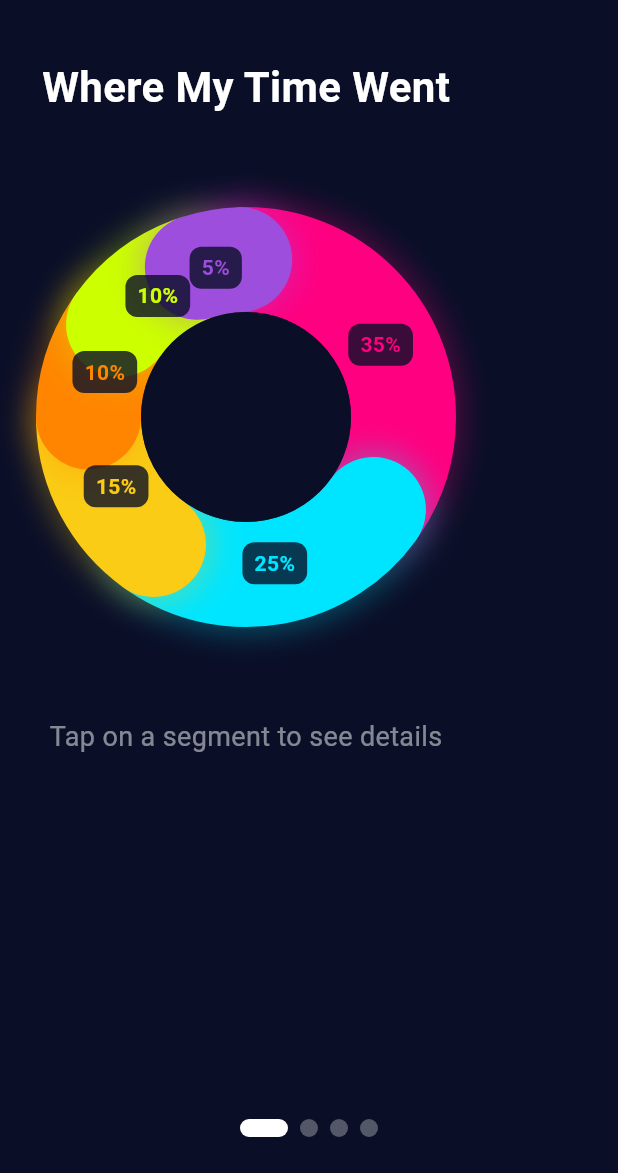
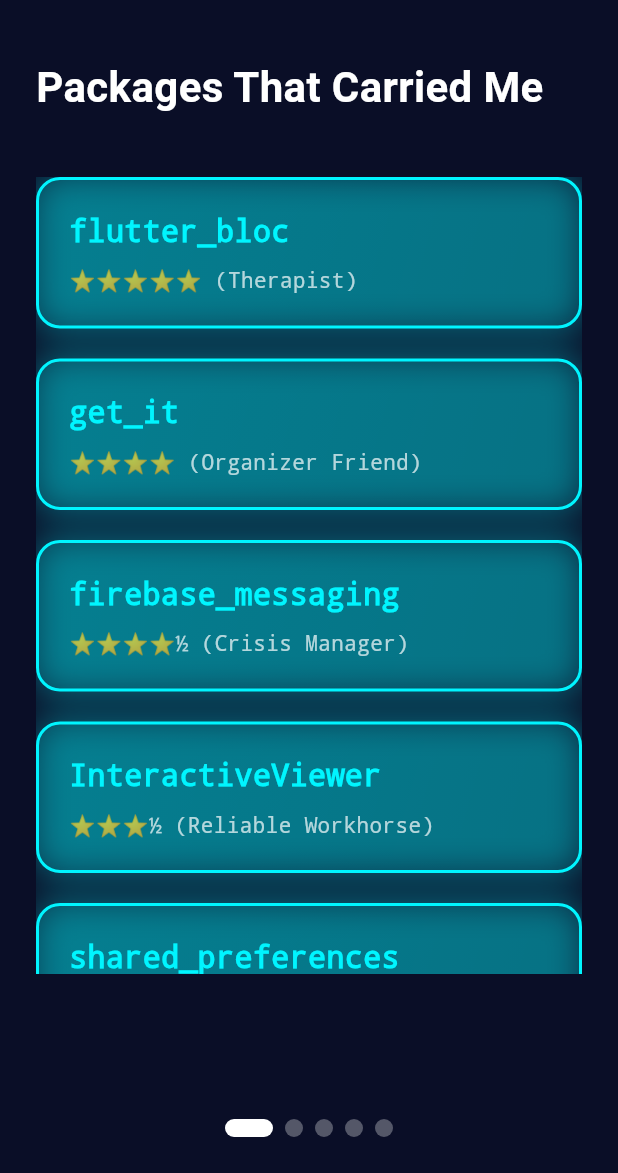
Before and after one commit to singhalisha829/my_year, a Flutter app: the screen it shows after launch, on a phone screen of 412 x 824 dp, the part 63-1236 px from its top. Run offline on Flutter 3.47's test engine with Material 3 defaults, Android fonts, the phone set to English and light mode, and no system bars; our stand-ins replace get_it, shared_preferences; Roboto replaces fonts that are missing (IBMPlexSans).

Commit message:
chore(ui): packages that carried me

```diff
--- a/lib/features/presentation/home_screen.dart
+++ b/lib/features/presentation/home_screen.dart
@@ -8,6 +8,7 @@ import '../../core/theme/theme_service.dart';
 import '../widgets/built_vs_broke_me.dart';
 import '../widgets/error_driven_timeline.dart';
 import '../widgets/my_year_in_widgets.dart';
+import '../widgets/packages_that_carried_me.dart';
 import '../widgets/where_my_time_went.dart';
 
 class YearInWidgetsCarousel extends StatefulWidget {
@@ -22,6 +23,7 @@ class _YearInWidgetsCarouselState extends State<YearInWidgetsCarousel> {
   int _currentPage = 0;
 
   final List<Widget> _pages = [
+    const PackagesThatCarriedMeScreen(),
     const TimeSpentWhereScreen(),
     const BuiltVsBrokeMeScreen(),
     const ErrorDrivenTimelineCardsPage(),
--- /dev/null
+++ b/lib/features/widgets/packages_that_carried_me.dart
@@ -0,0 +1,458 @@
+import 'package:flutter/material.dart';
+import 'package:get_it/get_it.dart';
+
+import '../../core/theme/theme_service.dart';
+
+class PackagesThatCarriedMeScreen extends StatefulWidget {
+  const PackagesThatCarriedMeScreen({super.key});
+
+  @override
+  State<PackagesThatCarriedMeScreen> createState() =>
+      _PackagesThatCarriedMeScreenState();
+}
+
+class _PackagesThatCarriedMeScreenState
+    extends State<PackagesThatCarriedMeScreen> with TickerProviderStateMixin {
+  late List<AnimationController> _controllers;
+  late List<Animation<double>> _fadeAnimations;
+  late List<Animation<Offset>> _slideAnimations;
+
+  final List<PackageData> packages = [
+    PackageData(
+        name: 'flutter_bloc',
+        description: '⭐⭐⭐⭐⭐ (Therapist)',
+        caption: 'At least state made sense.',
+        content: [
+          'Held complex flows together',
+          'Made chaos debuggable',
+          'Gave structure when everything else was on fire'
+        ],
+        awards: [
+          '🧠 Backbone of the Year',
+          '🏋️ Most Responsibility Taken'
+        ]
+    ),
+    PackageData(
+        name: 'get_it',
+        description: '⭐⭐⭐⭐ (Organizer Friend)',
+        caption: 'Just register it once. Breathe.',
+        content: [
+          'Saved you from constructor hell',
+          'Reduced mental overload',
+          'Made large apps navigable'
+        ],
+        awards: [
+          '🧩 Sanity Saver',
+          '🧹 Least Talked About, Most Needed'
+        ]
+    ),
+    PackageData(
+        name: 'firebase_messaging',
+        description: '⭐⭐⭐⭐½ (Crisis Manager)',
+        caption: 'Something broke, but I know where.',
+        content: [
+          'Managed notification chaos',
+          'Bridged background, foreground, and terminated states',
+          "Took the blame for things that weren't always its fault"
+        ],
+        awards: [
+          '🔔 Most Blamed Package',
+          '🔥 Survived All App States'
+        ]
+    ),
+    PackageData(
+        name: 'InteractiveViewer',
+        description: '⭐⭐⭐½ (Reliable Workhorse)',
+        caption: "I zoom. I pan. I don't complain.",
+    content: [
+    'Powered my custom drawing system',
+        'Enabled desktop + mobile interactions',
+        'Quietly supported complex gestures'
+        ],
+        awards: [
+          '🔍 Did More Than It Advertised',
+          '🧱 Foundation of Interactions'
+        ]
+    ),
+    PackageData(
+        name: 'shared_preferences',
+        description: '⭐⭐⭐ (Quiet Supporter)',
+        caption: 'At least something remembered me.',
+        content: [
+          'Theme persistence',
+          'Text scale memory',
+          'Small but user-facing wins'
+        ],
+        awards: [
+          '🧠 Short-Term Memory Hero'
+        ]
+    ),
+    PackageData(
+        name: 'fpdart',
+        description: '⭐⭐⭐⭐½ (Life Coach)',
+        caption: 'Handle the failure. On purpose.',
+        content: [
+          'Clear success vs failure flows',
+          'Safer async handling',
+          'Cleaner domain logic',
+          'Fewer "this should never be null" lies'
+        ],
+        awards: [
+          '🧠 Most Mature Package',
+          '🛡️ Emotional Stability Award'
+        ]
+    ),
+    PackageData(
+        name: 'intl',
+        description: '⭐⭐⭐½ (Culture Translator)',
+        caption: 'Dates, numbers, and languages are hard. I help.',
+        content: [
+          'Prevented hardcoded strings',
+          'Avoided format-related UI breaks',
+          'Made localization feel intentional, not bolted on'
+        ],
+        awards: [
+          '🌐 Made the App World-Ready',
+          '📅 Date Formatting Therapist'
+        ]
+    ),
+    PackageData(
+        name: 'equatable',
+        description: '⭐⭐⭐⭐ (Conflict Resolver)',
+        caption: 'No, these two states are not different.',
+        content: [
+          'Prevented unnecessary rebuilds',
+          'Made state equality explicit',
+          'Reduced "why did this rebuild?" debugging',
+          'Kept Bloc predictable under pressure'
+        ],
+        awards: [
+          '⚖️ Most Quietly Essential',
+          '🔁 Rebuild Prevention Unit'
+        ]
+    ),
+  ];
+
+  @override
+  void initState() {
+    super.initState();
+    _controllers = List.generate(
+      packages.length,
+          (index) => AnimationController(
+        duration: const Duration(milliseconds: 600),
+        vsync: this,
+      ),
+    );
+
+    _fadeAnimations = _controllers
+        .map((controller) => Tween<double>(begin: 0.0, end: 1.0).animate(
+      CurvedAnimation(parent: controller, curve: Curves.easeOut),
+    ))
+        .toList();
+
+    _slideAnimations = _controllers
+        .map((controller) => Tween<Offset>(
+      begin: const Offset(-0.5, 0),
+      end: Offset.zero,
+    ).animate(
+      CurvedAnimation(parent: controller, curve: Curves.easeOutCubic),
+    ))
+        .toList();
+
+    _startAnimations();
+  }
+
+  void _startAnimations() async {
+    for (int i = 0; i < _controllers.length; i++) {
+      await Future.delayed(Duration(milliseconds: 150 * i));
+      if (mounted) {
+        _controllers[i].forward();
+      }
+    }
+  }
+
+  @override
+  void dispose() {
+    for (var controller in _controllers) {
+      controller.dispose();
+    }
+    super.dispose();
+  }
+
+  void _showPackageDetails(PackageData package) {
+    showDialog(
+      context: context,
+      builder: (BuildContext context) {
+        return Dialog(
+          backgroundColor: Colors.transparent,
+          child: Container(
+            constraints: const BoxConstraints(maxWidth: 500),
+            padding: const EdgeInsets.all(24),
+            decoration: BoxDecoration(
+              gradient: LinearGradient(
+                colors: [
+                  const Color(0xFF1a1a2e),
+                  const Color(0xFF16213e),
+                ],
+                begin: Alignment.topLeft,
+                end: Alignment.bottomRight,
+              ),
+              borderRadius: BorderRadius.circular(20),
+              border: Border.all(
+                width: 2,
+                color: const Color(0xFF00F5FF),
+              ),
+              boxShadow: [
+                BoxShadow(
+                  color: const Color(0xFF00F5FF).withOpacity(0.5),
+                  blurRadius: 30,
+                  spreadRadius: 5,
+                ),
+              ],
+            ),
+            child: SingleChildScrollView(
+              child: Column(
+                mainAxisSize: MainAxisSize.min,
+                crossAxisAlignment: CrossAxisAlignment.start,
+                children: [
+                  Row(
+                    mainAxisAlignment: MainAxisAlignment.spaceBetween,
+                    children: [
+                      Expanded(
+                        child: Text(
+                          package.name,
+                          style: const TextStyle(
+                            color: Color(0xFF00F5FF),
+                            fontSize: 24,
+                            fontWeight: FontWeight.bold,
+                            fontFamily: 'monospace',
+                          ),
+                        ),
+                      ),
+                      IconButton(
+                        icon: const Icon(Icons.close, color: Colors.white70),
+                        onPressed: () => Navigator.of(context).pop(),
+                      ),
+                    ],
+                  ),
+                  const SizedBox(height: 8),
+                  Text(
+                    package.description,
+                    style: TextStyle(
+                      color: Colors.white.withOpacity(0.8),
+                      fontSize: 16,
+                      fontFamily: 'monospace',
+                    ),
+                  ),
+                  const SizedBox(height: 16),
+                  Container(
+                    padding: const EdgeInsets.all(12),
+                    decoration: BoxDecoration(
+                      color: const Color(0xFF00F5FF).withOpacity(0.1),
+                      borderRadius: BorderRadius.circular(8),
+                      border: Border.all(
+                        color: const Color(0xFF00F5FF).withOpacity(0.3),
+                      ),
+                    ),
+                    child: Text(
+                      '"${package.caption}"',
+                      style: const TextStyle(
+                        color: Colors.white,
+                        fontSize: 14,
+                        fontStyle: FontStyle.italic,
+                      ),
+                    ),
+                  ),
+                  const SizedBox(height: 20),
+                  const Text(
+                    'What it did:',
+                    style: TextStyle(
+                      color: Color(0xFF00F5FF),
+                      fontSize: 18,
+                      fontWeight: FontWeight.bold,
+                    ),
+                  ),
+                  const SizedBox(height: 12),
+                  ...package.content.map((item) => Padding(
+                    padding: const EdgeInsets.only(bottom: 8),
+                    child: Row(
+                      crossAxisAlignment: CrossAxisAlignment.start,
+                      children: [
+                        const Text(
+                          '• ',
+                          style: TextStyle(
+                            color: Color(0xFF00F5FF),
+                            fontSize: 16,
+                          ),
+                        ),
+                        Expanded(
+                          child: Text(
+                            item,
+                            style: TextStyle(
+                              color: Colors.white.withOpacity(0.9),
+                              fontSize: 14,
+                            ),
+                          ),
+                        ),
+                      ],
+                    ),
+                  )),
+                  const SizedBox(height: 20),
+                  const Text(
+                    'Awards:',
+                    style: TextStyle(
+                      color: Color(0xFF00F5FF),
+                      fontSize: 18,
+                      fontWeight: FontWeight.bold,
+                    ),
+                  ),
+                  const SizedBox(height: 12),
+                  ...package.awards.map((award) => Container(
+                    margin: const EdgeInsets.only(bottom: 8),
+                    padding: const EdgeInsets.symmetric(
+                      horizontal: 12,
+                      vertical: 8,
+                    ),
+                    decoration: BoxDecoration(
+                      gradient: LinearGradient(
+                        colors: [
+                          const Color(0xFF00F5FF).withOpacity(0.2),
+                          const Color(0xFF00F5FF).withOpacity(0.1),
+                        ],
+                      ),
+                      borderRadius: BorderRadius.circular(8),
+                      border: Border.all(
+                        color: const Color(0xFF00F5FF).withOpacity(0.5),
+                      ),
+                    ),
+                    child: Text(
+                      award,
+                      style: const TextStyle(
+                        color: Colors.white,
+                        fontSize: 14,
+                        fontWeight: FontWeight.w500,
+                      ),
+                    ),
+                  )),
+                ],
+              ),
+            ),
+          ),
+        );
+      },
+    );
+  }
+
+  @override
+  Widget build(BuildContext context) {
+    final themeService = GetIt.instance<ThemeService>();
+
+    return Scaffold(
+      backgroundColor: themeService.colors.background,
+      body: SafeArea(
+        child: Padding(
+          padding: const EdgeInsets.all(24.0),
+          child: Column(
+            crossAxisAlignment: CrossAxisAlignment.start,
+            children: [
+              const Text(
+                'Packages That Carried Me',
+                style: TextStyle(
+                  color: Colors.white,
+                  fontSize: 28,
+                  fontWeight: FontWeight.bold,
+                ),
+              ),
+              const SizedBox(height: 40),
+              Expanded(
+                child: ListView.builder(
+                  itemCount: packages.length,
+                  itemBuilder: (context, index) {
+                    return SlideTransition(
+                      position: _slideAnimations[index],
+                      child: FadeTransition(
+                        opacity: _fadeAnimations[index],
+                        child: _buildPackageCard(packages[index], index),
+                      ),
+                    );
+                  },
+                ),
+              ),
+            ],
+          ),
+        ),
+      ),
+    );
+  }
+
+  Widget _buildPackageCard(PackageData package, int index) {
+    return GestureDetector(
+      onTap: () => _showPackageDetails(package),
+      child: Container(
+        margin: const EdgeInsets.only(bottom: 20),
+        padding: const EdgeInsets.all(20),
+        decoration: BoxDecoration(
+          gradient: LinearGradient(
+            colors: [
+              const Color(0xFF00F5FF).withOpacity(0.15),
+              const Color(0xFF00F5FF).withOpacity(0.05),
+            ],
+            begin: Alignment.topLeft,
+            end: Alignment.bottomRight,
+          ),
+          borderRadius: BorderRadius.circular(16),
+          border: Border.all(
+            width: 2,
+            color: const Color(0xFF00F5FF),
+          ),
+          boxShadow: [
+            BoxShadow(
+              color: const Color(0xFF00F5FF).withOpacity(0.4),
+              blurRadius: 20,
+              spreadRadius: 2,
+            ),
+          ],
+        ),
+        child: Column(
+          crossAxisAlignment: CrossAxisAlignment.start,
+          children: [
+            Text(
+              package.name,
+              style: const TextStyle(
+                color: Color(0xFF00F5FF),
+                fontSize: 20,
+                fontWeight: FontWeight.bold,
+                fontFamily: 'monospace',
+              ),
+            ),
+            const SizedBox(height: 8),
+            Text(
+              package.description,
+              style: TextStyle(
+                color: Colors.white.withOpacity(0.7),
+                fontSize: 14,
+                fontFamily: 'monospace',
+              ),
+            ),
+          ],
+        ),
+      ),
+    );
+  }
+}
+
+class PackageData {
+  final String name;
+  final String description;
+  final String caption;
+  final List<String> awards;
+  final List<String> content;
+
+  PackageData({
+    required this.name,
+    required this.description,
+    required this.caption,
+    required this.awards,
+    required this.content,
+  });
+}
```
